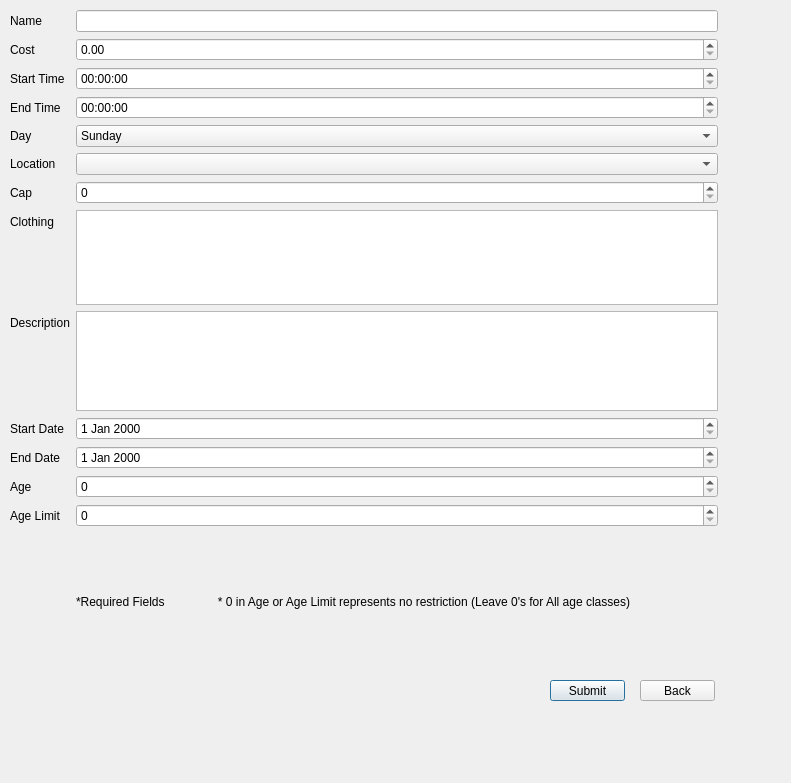
Old version of the form Code/Add_Class.ui in the repository SDSMT-CSC464-F15/dancesoft.
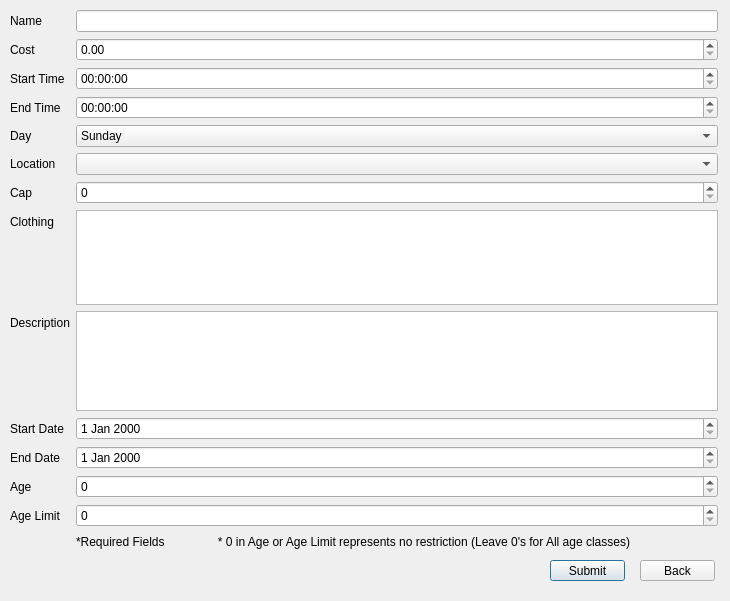
New version of the form.

Patch:
```diff
--- a/Code/Add_Class.ui
+++ b/Code/Add_Class.ui
@@ -6,8 +6,8 @@
    <rect>
     <x>0</x>
     <y>0</y>
-    <width>791</width>
-    <height>783</height>
+    <width>730</width>
+    <height>601</height>
    </rect>
   </property>
   <property name="windowTitle">
@@ -19,7 +19,7 @@
      <x>10</x>
      <y>10</y>
      <width>708</width>
-     <height>661</height>
+     <height>541</height>
     </rect>
    </property>
    <layout class="QFormLayout" name="formLayout">
@@ -233,7 +233,7 @@
    <property name="geometry">
     <rect>
      <x>550</x>
-     <y>680</y>
+     <y>560</y>
      <width>75</width>
      <height>21</height>
     </rect>
@@ -246,7 +246,7 @@
    <property name="geometry">
     <rect>
      <x>640</x>
-     <y>680</y>
+     <y>560</y>
      <width>75</width>
      <height>21</height>
     </rect>
```
Left out of the diff: 4 changed lines with no effect on the pictures.
